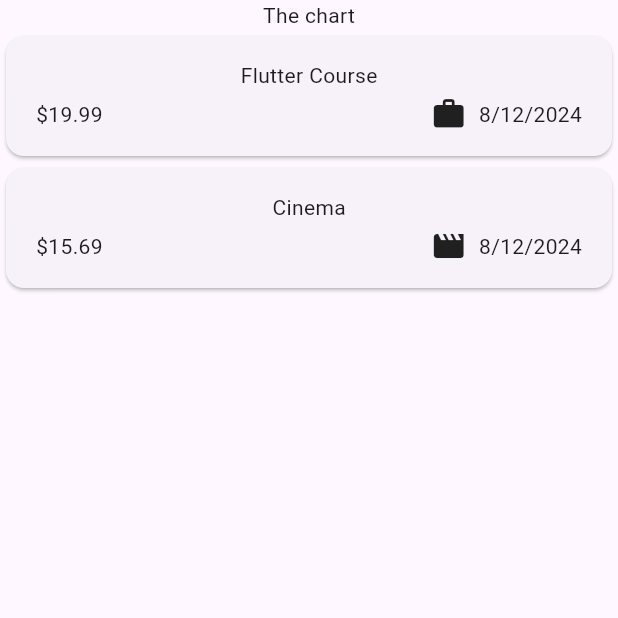
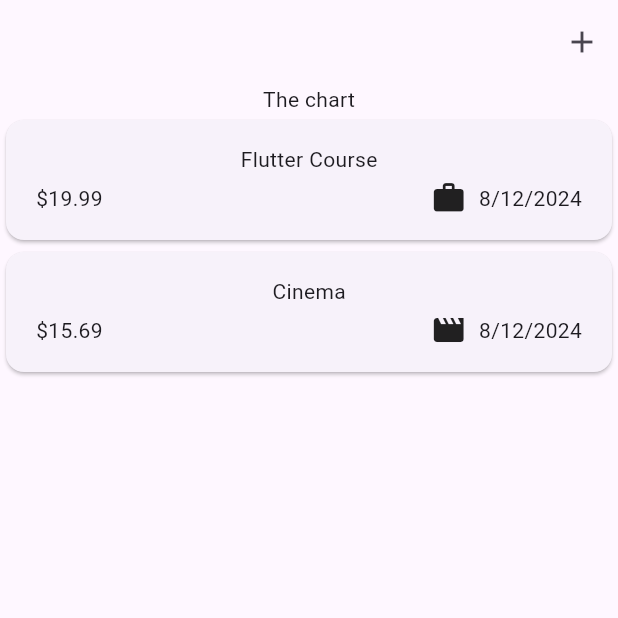
Before and after one commit to raneem-yad/expenses_tracker_training_app, a Flutter app: the screen it shows after launch, on a phone screen of 412 x 824 dp, the top half of it. Run offline on Flutter 3.47's test engine with Material 3 defaults, Android fonts, the phone set to English and light mode, and no system bars.

Commit message:
adding material 3 to project

```diff
--- a/lib/main.dart
+++ b/lib/main.dart
@@ -12,8 +12,9 @@ class MyApp extends StatelessWidget {
   // This widget is the root of your application.
   @override
   Widget build(BuildContext context) {
-    return const MaterialApp(
-      home: Expenses(),
+    return  MaterialApp(
+      theme: ThemeData(useMaterial3: true),
+      home: const Expenses(),
     );
   }
 }
--- a/lib/widgets/expenses.dart
+++ b/lib/widgets/expenses.dart
@@ -31,6 +31,11 @@ class _ExpensesState extends State<Expenses> {
   @override
   Widget build(BuildContext context) {
     return Scaffold(
+      appBar: AppBar(
+        actions: [
+          IconButton(onPressed: (){}, icon: const Icon(Icons.add))
+        ],
+      ),
       body: Column(
         children: [
           const Text('The chart'),
```
